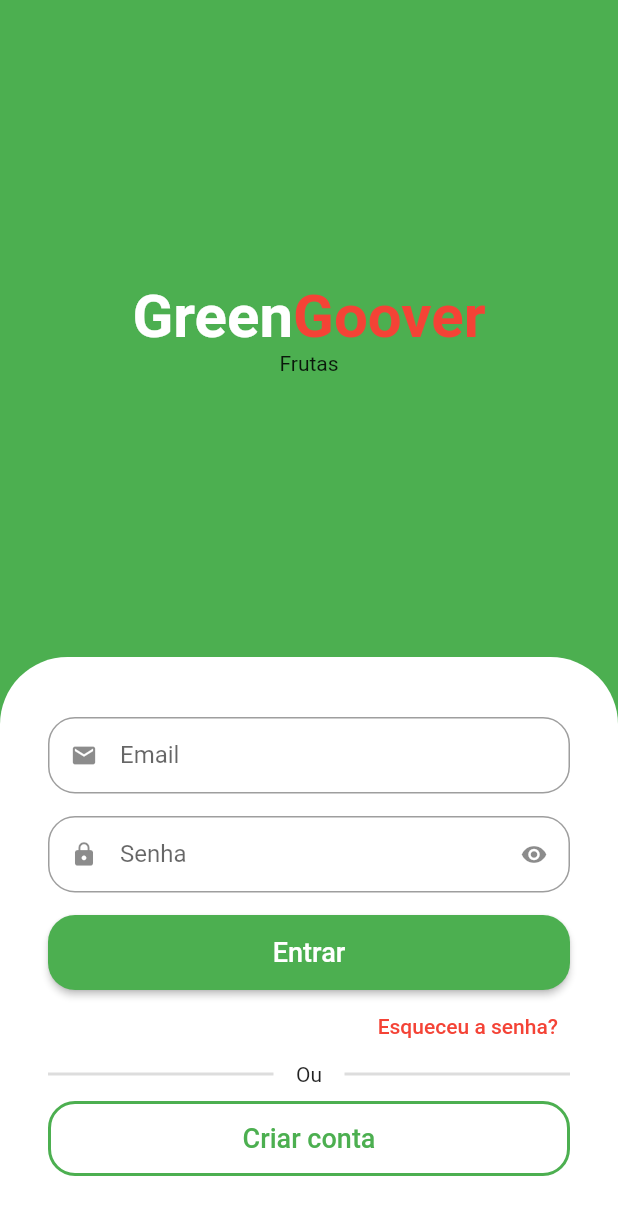
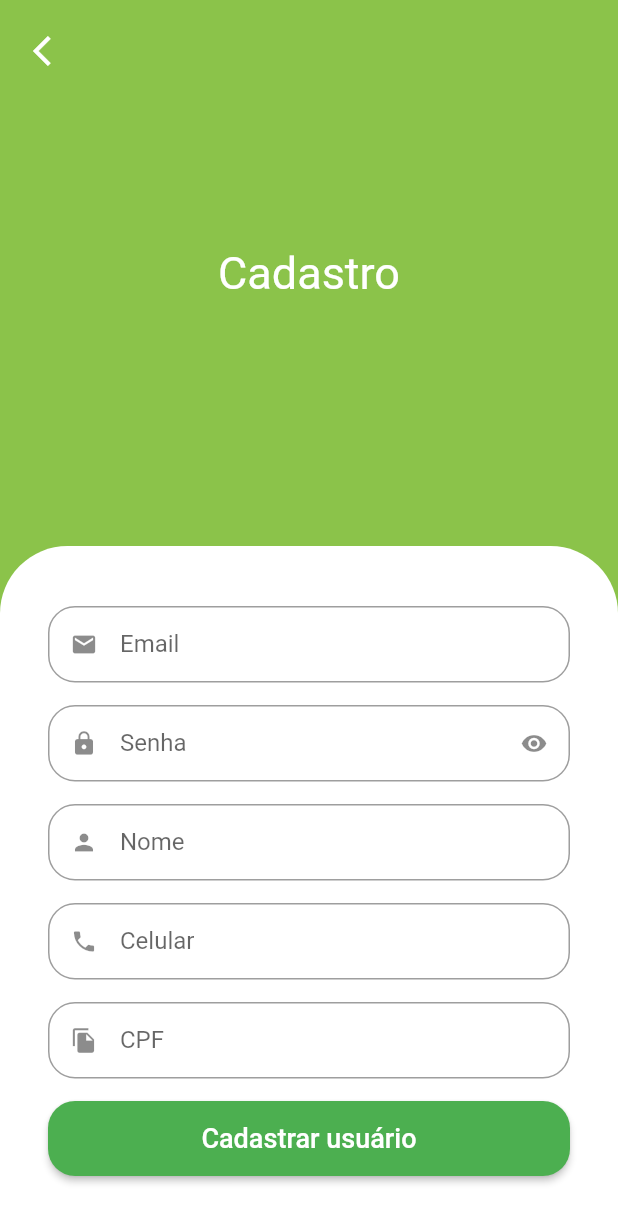
Before and after one commit to jailtonmendes/flutter-loja-virtual-greengrocer, a Flutter app: the screen it shows after launch, after a tap on "Criar conta", on a phone screen of 412 x 824 dp. Shown: the top 1223 px of the screen. Run offline on Flutter 3.47's test engine with Material 2 defaults, Android fonts, the phone set to English and light mode, and no system bars; our stand-ins replace animated_text_kit, mask_text_input_formatter.

Commit message:
Finalização da tela de cadastro de usuário

```diff
--- a/greengrocer/lib/main.dart
+++ b/greengrocer/lib/main.dart
@@ -1,5 +1,5 @@
 import 'package:flutter/material.dart';
-import 'package:greengrocer/src/auth/sig_in_screen.dart';
+import 'package:greengrocer/src/auth/sign_in_screen.dart';
 
 void main() {
   runApp(const MyApp());
--- a/greengrocer/lib/src/auth/components/custom_text_field.dart
+++ b/greengrocer/lib/src/auth/components/custom_text_field.dart
@@ -1,15 +1,18 @@
 import 'package:flutter/material.dart';
+import 'package:flutter/services.dart';
 
 class CustomTextField extends StatefulWidget {
   final IconData icon;
   final String label;
   final bool isSecret;
+  final List<TextInputFormatter>? textFormatter;
 
   const CustomTextField({
     Key? key,
     required this.icon,
     required this.label,
     this.isSecret = false,
+    this.textFormatter,
   }) : super(key: key);
 
   @override
@@ -31,6 +34,7 @@ class _CustomTextFieldState extends State<CustomTextField> {
     return Padding(
       padding: const EdgeInsets.only(bottom: 15),
       child: TextFormField(
+        inputFormatters: widget.textFormatter,
         obscureText: isObscure,
         decoration: InputDecoration(
           prefixIcon: Icon(widget.icon),
--- a/greengrocer/lib/src/auth/sig_in_screen.dart
+++ /dev/null
@@ -1,143 +0,0 @@
-import 'package:flutter/material.dart';
-import 'package:greengrocer/src/auth/components/custom_text_field.dart';
-
-class SignInScreen extends StatelessWidget {
-  const SignInScreen({Key? key}) : super(key: key);
-
-  @override
-  Widget build(BuildContext context) {
-    return Scaffold(
-      backgroundColor: Colors.green,
-      body: Column(
-        children: [
-          Expanded(
-              child: Column(
-            mainAxisAlignment: MainAxisAlignment.center,
-            children: [
-              Text.rich(
-                TextSpan(
-                  style: TextStyle(fontSize: 40),
-                  children: [
-                    TextSpan(
-                      text: 'Green',
-                      style: TextStyle(
-                          color: Colors.white, fontWeight: FontWeight.bold),
-                    ),
-                    TextSpan(
-                      text: 'Goover',
-                      style: TextStyle(
-                          color: Colors.red, fontWeight: FontWeight.bold),
-                    ),
-                  ],
-                ),
-              ),
-              Text('Frutas'),
-            ],
-          )),
-          Container(
-            padding: const EdgeInsets.symmetric(
-              horizontal: 32,
-              vertical: 40,
-            ),
-            decoration: const BoxDecoration(
-              color: Colors.white,
-              borderRadius: BorderRadius.vertical(
-                top: Radius.circular(45),
-              ),
-            ),
-            child: Column(
-              crossAxisAlignment: CrossAxisAlignment.stretch,
-              children: [
-                //EMAIL
-                CustomTextField(
-                  icon: Icons.email,
-                  label: 'Email',
-                ),
-
-                //SENHA
-                CustomTextField(
-                  icon: Icons.lock,
-                  label: "Senha",
-                  isSecret: true,
-                ),
-
-                //BOTÃO DE ENTRAR
-                SizedBox(
-                  height: 50,
-                  child: ElevatedButton(
-                    style: ElevatedButton.styleFrom(
-                      shape: RoundedRectangleBorder(
-                        borderRadius: BorderRadius.circular(18),
-                      ),
-                    ),
-                    onPressed: () {},
-                    child: const Text(
-                      'Entrar',
-                      style: TextStyle(
-                        fontSize: 18,
-                      ),
-                    ),
-                  ),
-                ),
-
-                //ESQUECEU A SENHA
-                Align(
-                  alignment: Alignment.centerRight,
-                  child: TextButton(
-                    onPressed: () {},
-                    child: const Text(
-                      'Esqueceu a senha?',
-                      style: TextStyle(color: Colors.red),
-                    ),
-                  ),
-                ),
-
-                //DIVISOR
-                Padding(
-                  padding: const EdgeInsets.only(bottom: 10),
-                  child: Row(
-                    children: [
-                      Expanded(
-                        child: Divider(
-                          color: Colors.grey.withAlpha(90),
-                          thickness: 2,
-                        ),
-                      ),
-                      Padding(
-                        padding: const EdgeInsets.symmetric(horizontal: 15),
-                        child: Text('Ou'),
-                      ),
-                      Expanded(
-                        child: Divider(
-                          color: Colors.grey.withAlpha(90),
-                          thickness: 2,
-                        ),
-                      )
-                    ],
-                  ),
-                ),
-
-                //CRIAR CONTA
-                SizedBox(
-                  height: 50,
-                  child: OutlinedButton(
-                    style: OutlinedButton.styleFrom(
-                        shape: RoundedRectangleBorder(
-                          borderRadius: BorderRadius.circular(18),
-                        ),
-                        side: BorderSide(width: 2, color: Colors.green)),
-                    onPressed: () {},
-                    child: Text(
-                      'Criar conta',
-                      style: TextStyle(fontSize: 18),
-                    ),
-                  ),
-                )
-              ],
-            ),
-          ),
-        ],
-      ),
-    );
-  }
-}
--- /dev/null
+++ b/greengrocer/lib/src/auth/sign_in_screen.dart
@@ -0,0 +1,178 @@
+import 'dart:ui';
+
+import 'package:animated_text_kit/animated_text_kit.dart';
+import 'package:flutter/material.dart';
+import 'package:greengrocer/src/auth/components/custom_text_field.dart';
+import 'package:greengrocer/src/auth/sign_up_screen.dart';
+import 'package:greengrocer/src/config/custom.colors.dart';
+
+class SignInScreen extends StatelessWidget {
+  const SignInScreen({Key? key}) : super(key: key);
+
+  @override
+  Widget build(BuildContext context) {
+    final size = MediaQuery.of(context).size;
+
+    return Scaffold(
+      backgroundColor: CustomColors.customSwatchColor,
+      body: SingleChildScrollView(
+        child: SizedBox(
+          height: size.height,
+          child: Column(
+            children: [
+              Expanded(
+                child: Column(
+                  mainAxisAlignment: MainAxisAlignment.center,
+                  children: [
+                    Text.rich(
+                      TextSpan(
+                        style: TextStyle(fontSize: 40),
+                        children: [
+                          TextSpan(
+                            text: 'Green',
+                            style: TextStyle(
+                                color: Colors.white,
+                                fontWeight: FontWeight.bold),
+                          ),
+                          TextSpan(
+                            text: 'grocer',
+                            style: TextStyle(
+                                color: CustomColors.customContrastColor,
+                                fontWeight: FontWeight.bold),
+                          ),
+                        ],
+                      ),
+                    ),
+                    SizedBox(
+                      height: 30,
+                      child: DefaultTextStyle(
+                        style: TextStyle(fontSize: 25),
+                        child: AnimatedTextKit(
+                          pause: Duration.zero,
+                          animatedTexts: [
+                            FadeAnimatedText('frutas'),
+                            FadeAnimatedText('Verduras'),
+                            FadeAnimatedText('testeS')
+                          ],
+                        ),
+                      ),
+                    ),
+                  ],
+                ),
+              ),
+              Container(
+                padding: const EdgeInsets.symmetric(
+                  horizontal: 32,
+                  vertical: 40,
+                ),
+                decoration: const BoxDecoration(
+                  color: Colors.white,
+                  borderRadius: BorderRadius.vertical(
+                    top: Radius.circular(45),
+                  ),
+                ),
+                child: Column(
+                  crossAxisAlignment: CrossAxisAlignment.stretch,
+                  children: [
+                    //EMAIL
+                    CustomTextField(
+                      icon: Icons.email,
+                      label: 'Email',
+                    ),
+
+                    //SENHA
+                    CustomTextField(
+                      icon: Icons.lock,
+                      label: "Senha",
+                      isSecret: true,
+                    ),
+
+                    //BOTÃO DE ENTRAR
+                    SizedBox(
+                      height: 50,
+                      child: ElevatedButton(
+                        style: ElevatedButton.styleFrom(
+                          shape: RoundedRectangleBorder(
+                            borderRadius: BorderRadius.circular(18),
+                          ),
+                        ),
+                        onPressed: () {},
+                        child: const Text(
+                          'Entrar',
+                          style: TextStyle(
+                            fontSize: 18,
+                          ),
+                        ),
+                      ),
+                    ),
+
+                    //ESQUECEU A SENHA
+                    Align(
+                      alignment: Alignment.centerRight,
+                      child: TextButton(
+                        onPressed: () {},
+                        child: Text(
+                          'Esqueceu a senha?',
+                          style: TextStyle(
+                              color: CustomColors.customContrastColor),
+                        ),
+                      ),
+                    ),
+
+                    //DIVISOR
+                    Padding(
+                      padding: const EdgeInsets.only(bottom: 10),
+                      child: Row(
+                        children: [
+                          Expanded(
+                            child: Divider(
+                              color: Colors.grey.withAlpha(90),
+                              thickness: 2,
+                            ),
+                          ),
+                          Padding(
+                            padding: const EdgeInsets.symmetric(horizontal: 15),
+                            child: Text('Ou'),
+                          ),
+                          Expanded(
+                            child: Divider(
+                              color: Colors.grey.withAlpha(90),
+                              thickness: 2,
+                            ),
+                          )
+                        ],
+                      ),
+                    ),
+
+                    //CRIAR CONTA
+                    SizedBox(
+                      height: 50,
+                      child: OutlinedButton(
+                        style: OutlinedButton.styleFrom(
+                            shape: RoundedRectangleBorder(
+                              borderRadius: BorderRadius.circular(18),
+                            ),
+                            side: BorderSide(width: 2, color: Colors.green)),
+                        onPressed: () {
+                          Navigator.of(context).push(
+                            MaterialPageRoute(
+                              builder: (context) => SignUpScreen(),
+                            ),
+                          );
+                        },
+                        child: Text(
+                          'Criar conta',
+                          style: TextStyle(fontSize: 18),
+                        ),
+                      ),
+                    )
+                  ],
+                ),
+              ),
+            ],
+          ),
+        ),
+      ),
+    );
+  }
+}
--- /dev/null
+++ b/greengrocer/lib/src/auth/sign_up_screen.dart
@@ -0,0 +1,125 @@
+import 'dart:ui';
+
+import 'package:flutter/material.dart';
+import 'package:greengrocer/src/auth/components/custom_text_field.dart';
+import 'package:greengrocer/src/config/custom.colors.dart';
+import 'package:mask_text_input_formatter/mask_text_input_formatter.dart';
+
+class SignUpScreen extends StatelessWidget {
+  SignUpScreen({Key? key}) : super(key: key);
+
+  final cpfFormatter = MaskTextInputFormatter(
+    mask: '###.###.###-##',
+    filter: {
+      '#': RegExp(r'[0-9]'),
+    },
+  );
+
+  final phoneFormatter = MaskTextInputFormatter(
+    mask: '## # ####-####',
+    filter: {
+      '#': RegExp(r'[0-9]'),
+    },
+  );
+
+  @override
+  Widget build(BuildContext context) {
+    final size = MediaQuery.of(context).size;
+    return Scaffold(
+      backgroundColor: CustomColors.customSwatchColor,
+      body: SingleChildScrollView(
+        child: SizedBox(
+          height: size.height,
+          child: Stack(
+            children: [
+              Column(
+                children: [
+                  Expanded(
+                    child: Center(
+                      child: Text(
+                        'Cadastro',
+                        style: TextStyle(color: Colors.white, fontSize: 30),
+                      ),
+                    ),
+                  ),
+
+                  //FORMULÁRIO
+                  Container(
+                    padding: EdgeInsets.symmetric(
+                      horizontal: 32,
+                      vertical: 40,
+                    ),
+                    decoration: BoxDecoration(
+                      color: Colors.white,
+                      borderRadius: BorderRadius.vertical(
+                        top: Radius.circular(45),
+                      ),
+                    ),
+                    child: Column(
+                      crossAxisAlignment: CrossAxisAlignment.stretch,
+                      children: [
+                        CustomTextField(
+                          icon: Icons.email,
+                          label: 'Email',
+                        ),
+                        CustomTextField(
+                          icon: Icons.lock,
+                          label: 'Senha',
+                          isSecret: true,
+                        ),
+                        CustomTextField(
+                          icon: Icons.person,
+                          label: 'Nome',
+                        ),
+                        CustomTextField(
+                          icon: Icons.phone,
+                          label: 'Celular',
+                          textFormatter: [phoneFormatter],
+                        ),
+                        CustomTextField(
+                          icon: Icons.file_copy,
+                          label: 'CPF',
+                          textFormatter: [cpfFormatter],
+                        ),
+                        SizedBox(
+                          height: 50,
+                          child: ElevatedButton(
+                            style: ElevatedButton.styleFrom(
+                                shape: RoundedRectangleBorder(
+                                    borderRadius: BorderRadius.circular(18))),
+                            onPressed: () {},
+                            child: Text(
+                              'Cadastrar usuário',
+                              style: TextStyle(
+                                fontSize: 18,
+                              ),
+                            ),
+                          ),
+                        )
+                      ],
+                    ),
+                  ),
+                ],
+              ),
+              Positioned(
+                left: 10,
+                top: 10,
+                child: SafeArea(
+                  child: IconButton(
+                    onPressed: () {
+                      Navigator.of(context).pop();
+                    },
+                    icon: Icon(
+                      Icons.arrow_back_ios,
+                      color: Colors.white,
+                    ),
+                  ),
+                ),
+              ),
+            ],
+          ),
+        ),
+      ),
+    );
+  }
+}
--- /dev/null
+++ b/greengrocer/lib/src/config/custom.colors.dart
@@ -0,0 +1,21 @@
+import 'package:flutter/material.dart';
+
+Map<int, Color> _swatchOpacity = {
+  50: const Color.fromRGBO(139, 175, 74, .1),
+  100: const Color.fromRGBO(139, 175, 74, .2),
+  200: const Color.fromRGBO(139, 175, 74, .3),
+  300: const Color.fromRGBO(139, 175, 74, .4),
+  400: const Color.fromRGBO(139, 175, 74, .5),
+  500: const Color.fromRGBO(139, 175, 74, .6),
+  600: const Color.fromRGBO(139, 175, 74, .7),
+  700: const Color.fromRGBO(139, 175, 74, .8),
+  800: const Color.fromRGBO(139, 175, 74, .9),
+  900: const Color.fromRGBO(139, 175, 74, 1),
+};
+
+abstract class CustomColors {
+  static Color customContrastColor = Colors.red.shade700;
+
+  static MaterialColor customSwatchColor =
+      MaterialColor(0xFF8BC34A, _swatchOpacity);
+}
--- a/greengrocer/pubspec.yaml
+++ b/greengrocer/pubspec.yaml
@@ -34,6 +34,8 @@ dependencies:
   # The following adds the Cupertino Icons font to your application.
   # Use with the CupertinoIcons class for iOS style icons.
   cupertino_icons: ^1.0.2
+  animated_text_kit: ^4.2.2
+  mask_text_input_formatter: ^2.3.0
 
 dev_dependencies:
   flutter_test:
```
Also changed, not shown: greengrocer/pubspec.lock.
